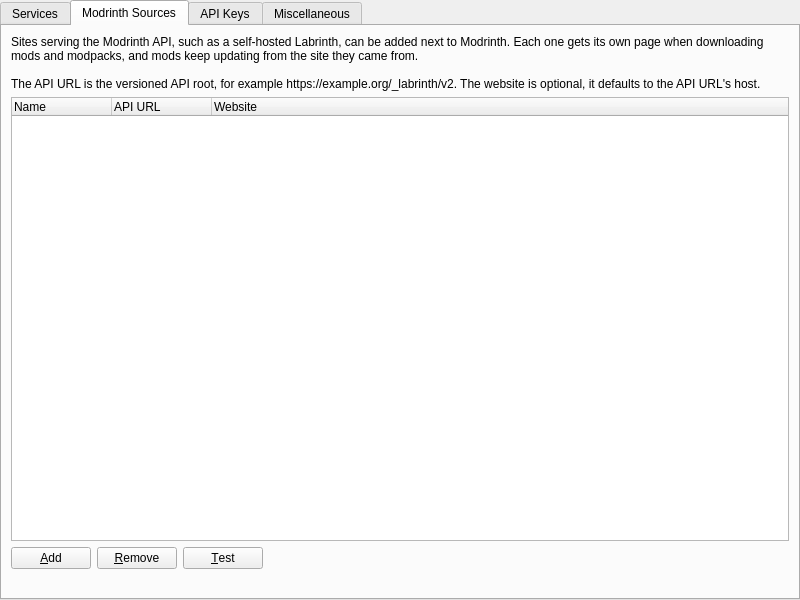
Before: the Qt Designer form launcher/ui/pages/global/APIPage.ui in PolyMC/PolyMC, drawn with Qt 5.
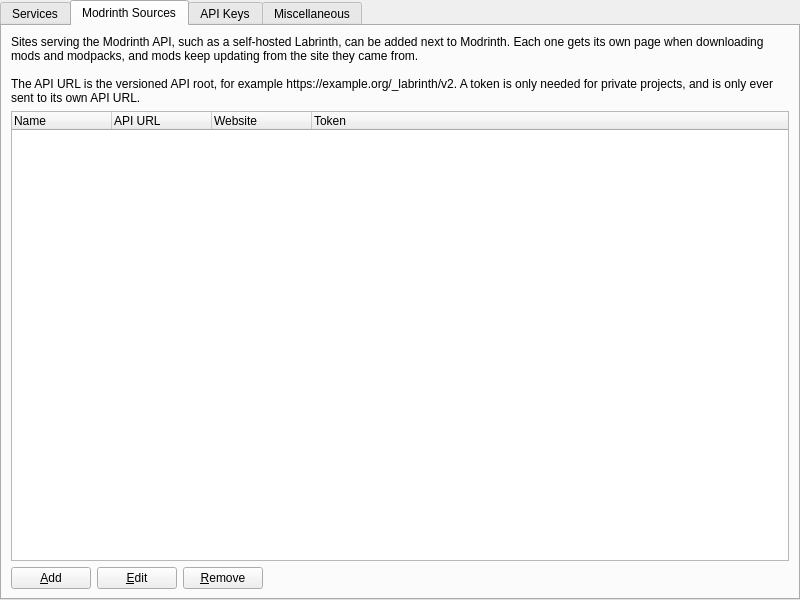
After: the same form once the commit is applied. The open tabs and pages were chosen to show the change.

Commit message:
Modrinth: Edit sources and tokens in a dialog
Modrinth sources are added and edited in a dialog instead of in the
list itself, so their token can be entered without being shown. The
list shows whether a source has one. The dialog checks the source
before saving it, so invalid ones can't be added.

Testing a source with a token also checks the token, showing who it
signs in as. The token isn't saved yet then, so the test sends it
itself, without following redirects.

The API Keys tab gets a field for official Modrinth's token.

Diff of the .ui file:
```diff
--- a/launcher/ui/pages/global/APIPage.ui
+++ b/launcher/ui/pages/global/APIPage.ui
@@ -155,7 +155,7 @@
          <property name="text">
           <string>Sites serving the Modrinth API, such as a self-hosted Labrinth, can be added next to Modrinth. Each one gets its own page when downloading mods and modpacks, and mods keep updating from the site they came from.
 
-The API URL is the versioned API root, for example https://example.org/_labrinth/v2. The website is optional, it defaults to the API URL's host.</string>
+The API URL is the versioned API root, for example https://example.org/_labrinth/v2. A token is only needed for private projects, and is only ever sent to its own API URL.</string>
          </property>
          <property name="wordWrap">
           <bool>true</bool>
@@ -185,6 +185,11 @@
            <string>Website</string>
           </property>
          </column>
+         <column>
+          <property name="text">
+           <string>Token</string>
+          </property>
+         </column>
         </widget>
        </item>
        <item>
@@ -196,6 +201,13 @@
            </property>
           </widget>
          </item>
+         <item>
+          <widget class="QPushButton" name="editModrinthSourceButton">
+           <property name="text">
+            <string>&amp;Edit</string>
+           </property>
+          </widget>
+         </item>
          <item>
           <widget class="QPushButton" name="removeModrinthSourceButton">
            <property name="text">
@@ -203,13 +215,6 @@
            </property>
           </widget>
          </item>
-         <item>
-          <widget class="QPushButton" name="testModrinthSourceButton">
-           <property name="text">
-            <string>&amp;Test</string>
-           </property>
-          </widget>
-         </item>
          <item>
           <spacer name="modrinthSourcesButtonsSpacer">
            <property name="orientation">
@@ -225,19 +230,6 @@
          </item>
         </layout>
        </item>
-       <item>
-        <widget class="QLabel" name="modrinthTestResult">
-         <property name="text">
-          <string notr="true"/>
-         </property>
-         <property name="wordWrap">
-          <bool>true</bool>
-         </property>
-         <property name="textInteractionFlags">
-          <set>Qt::TextSelectableByMouse</set>
-         </property>
-        </widget>
-       </item>
       </layout>
      </widget>
      <widget class="QWidget" name="tab_2">
```
Left out of the diff: 31 changed lines with no effect on the pictures. The commit also changes 5 other files.
